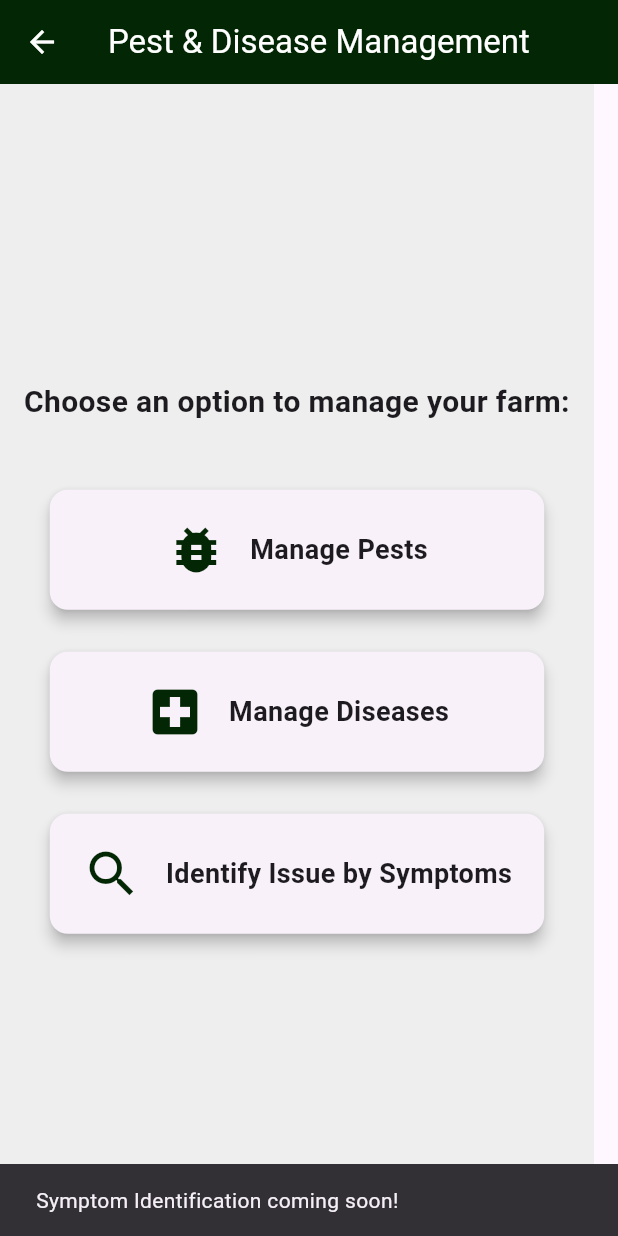
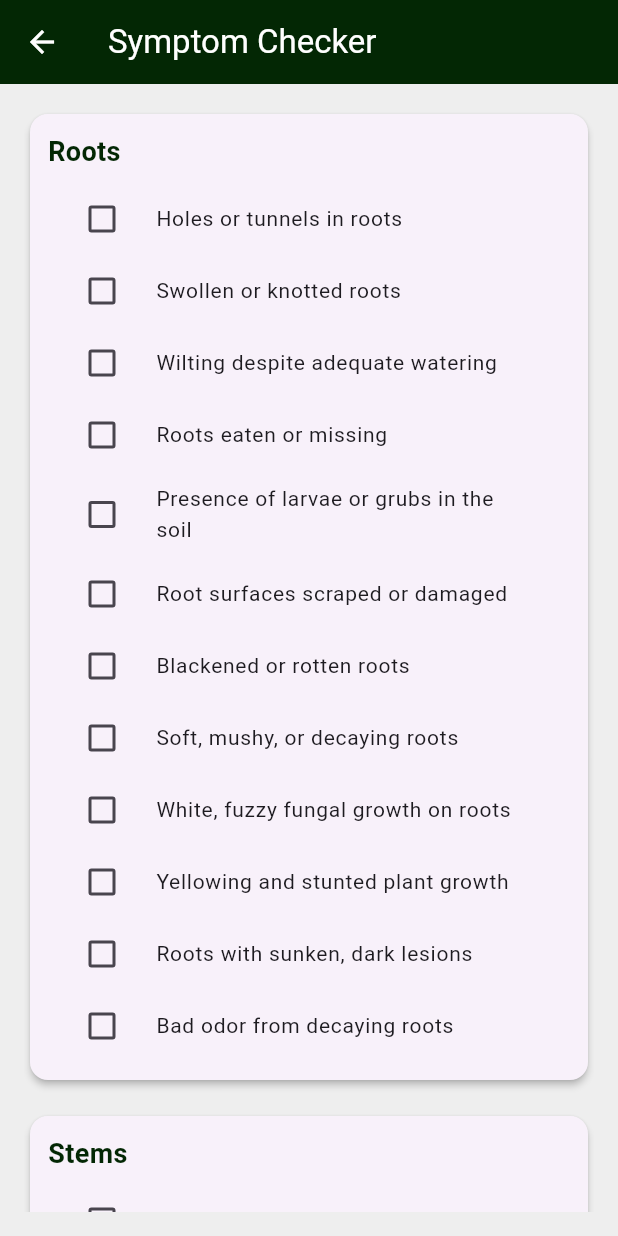
Before and after one commit to Fabrone/Kilimo-Mkononi, a Flutter app: the PestDiseaseHomePage screen opened directly, after a tap on "Identify Issue by Symptoms", on a phone screen of 412 x 824 dp. Run offline on Flutter 3.47's test engine with Material 3 defaults, Android fonts, the phone set to English and light mode, and no system bars; our stand-ins replace carousel_slider, cloud_firestore, csv, firebase_auth, firebase_core, fl_chart and 6 more; missing offline and left inert: flutter_pdfview, universal_html; accounts and stored records are empty.

Commit message:
Added the page to analyze plants issue via symptoms

```diff
--- a/lib/screens/pests_diseases_home.dart
+++ b/lib/screens/pests_diseases_home.dart
@@ -1,13 +1,14 @@
 import 'package:flutter/material.dart';
 import 'package:kilimomkononi/screens/pest_management.dart';
 import 'package:kilimomkononi/screens/disease_management_page.dart';
+import 'package:kilimomkononi/screens/symptom_checker_page.dart';
 
 class PestDiseaseHomePage extends StatelessWidget {
   const PestDiseaseHomePage({super.key});
 
   @override
   Widget build(BuildContext context) {
-    final scaffoldMessenger = ScaffoldMessenger.of(context);
+    ScaffoldMessenger.of(context);
 
     return Scaffold(
       appBar: AppBar(
@@ -54,11 +55,10 @@ class PestDiseaseHomePage extends StatelessWidget {
               context,
               'Identify Issue by Symptoms',
               Icons.search,
-              () {
-                scaffoldMessenger.showSnackBar(
-                  const SnackBar(content: Text('Symptom Identification coming soon!')),
-                );
-              }, // Placeholder
+              () => Navigator.push(
+                context,
+                MaterialPageRoute(builder: (context) => const SymptomCheckerPage()),
+              ),
             ),
           ],
         ),
--- /dev/null
+++ b/lib/screens/symptom_checker_page.dart
@@ -0,0 +1,306 @@
+import 'package:flutter/material.dart';
+import 'package:kilimomkononi/screens/pest_management.dart';
+import 'package:kilimomkononi/screens/disease_management_page.dart';
+
+class SymptomCheckerPage extends StatefulWidget {
+  const SymptomCheckerPage({super.key});
+
+  @override
+  State<SymptomCheckerPage> createState() => _SymptomCheckerPageState();
+}
+
+class _SymptomCheckerPageState extends State<SymptomCheckerPage> {
+  // Symptom data organized by plant section and pest/disease
+  final Map<String, Map<String, List<String>>> symptoms = {
+    'Roots': {
+      'Pests': [
+        'Holes or tunnels in roots',
+        'Swollen or knotted roots',
+        'Wilting despite adequate watering',
+        'Roots eaten or missing',
+        'Presence of larvae or grubs in the soil',
+        'Root surfaces scraped or damaged',
+      ],
+      'Diseases': [
+        'Blackened or rotten roots',
+        'Soft, mushy, or decaying roots',
+        'White, fuzzy fungal growth on roots',
+        'Yellowing and stunted plant growth',
+        'Roots with sunken, dark lesions',
+        'Bad odor from decaying roots',
+      ],
+    },
+    'Stems': {
+      'Pests': [
+        'Holes bored into stems',
+        'Girdling or ring-like damage around stems',
+        'Sawdust-like material around stem base',
+        'Visible caterpillars or borers inside stems',
+        'Stems chewed or snapped',
+        'Galls or unusual swellings on stems',
+      ],
+      'Diseases': [
+        'Dark, sunken lesions or cankers on stems',
+        'White or gray mold on stems',
+        'Stems cracking or splitting abnormally',
+        'Oozing or gummy sap from the stem',
+        'Black streaks or rotting at the base of stems',
+        'Stems drying and becoming brittle',
+      ],
+    },
+    'Leaves': {
+      'Pests': [
+        'Holes or irregular chewing marks',
+        'Skeletonized leaves (only veins left)',
+        'Webbing or silky threads on leaves',
+        'Sticky, shiny substance (honeydew) on leaves',
+        'Small insects seen crawling on or under leaves',
+        'Leaves curling, crinkling, or rolling up',
+      ],
+      'Diseases': [
+        'Yellowing or browning of leaves (not from aging)',
+        'Powdery white or gray coating on leaves',
+        'Black, brown, or yellow spots with halos',
+        'Water-soaked lesions on leaves',
+        'Leaves wilting and falling prematurely',
+        'Sooty black coating on leaf surfaces',
+      ],
+    },
+    'Fruits/Grains': {
+      'Pests': [
+        'Small holes or tunnels in fruits or grains',
+        'Worms or larvae inside the fruit/grain',
+        'Fruits with chewed or missing parts',
+        'Discoloration or deformities on grains',
+        'Silky webbing on stored grains',
+        'Fruits dropping before ripening',
+      ],
+      'Diseases': [
+        'Sunken, black, or brown spots on fruits',
+        'Soft, mushy, or rotting fruits',
+        'Fungal growth (white, gray, or black mold) on fruit surfaces',
+        'Grains appearing shriveled or discolored',
+        'Fruits cracking or developing lesions',
+        'Bad odor or fermentation from rotting produce',
+      ],
+    },
+  };
+
+  // Store selected symptoms
+  Map<String, List<bool>> selectedSymptoms = {
+    'Roots': [],
+    'Stems': [],
+    'Leaves': [],
+    'Fruits/Grains': [],
+  };
+
+  bool _isLoading = false;
+
+  @override
+  void initState() {
+    super.initState();
+    // Initialize selectedSymptoms with false for each symptom
+    symptoms.forEach((section, categories) {
+      int totalSymptoms = categories['Pests']!.length + categories['Diseases']!.length;
+      selectedSymptoms[section] = List.filled(totalSymptoms, false);
+    });
+  }
+
+  void _analyzeSymptoms() async {
+    setState(() => _isLoading = true);
+
+    // Simulate analysis delay
+    await Future.delayed(const Duration(seconds: 2));
+
+    int pestCount = 0;
+    int diseaseCount = 0;
+    int totalSelected = 0;
+
+    symptoms.forEach((section, categories) {
+      List<String> allSymptoms = [...categories['Pests']!, ...categories['Diseases']!];
+      for (int i = 0; i < allSymptoms.length; i++) {
+        if (selectedSymptoms[section]![i]) {
+          totalSelected++;
+          if (i < categories['Pests']!.length) {
+            pestCount++;
+          } else {
+            diseaseCount++;
+          }
+        }
+      }
+    });
+
+    String resultMessage;
+    Widget navigationButton;
+
+    if (totalSelected == 0) {
+      resultMessage = 'Please select at least one symptom to analyze.';
+      navigationButton = const SizedBox.shrink(); // No button
+    } else {
+      double pestPercentage = (pestCount / totalSelected) * 100;
+      double diseasePercentage = (diseaseCount / totalSelected) * 100;
+
+      if (pestPercentage >= 60) {
+        resultMessage = 'After analysis of your selected symptoms, the chances are that your crop is Pest affected.';
+        navigationButton = ElevatedButton(
+          onPressed: () => Navigator.push(context, MaterialPageRoute(builder: (context) => const PestManagementPage())),
+          style: ElevatedButton.styleFrom(
+            backgroundColor: const Color.fromARGB(255, 3, 39, 4),
+            foregroundColor: Colors.white,
+          ),
+          child: const Text('Go Ahead to Manage Pest'),
+        );
+      } else if (diseasePercentage >= 60) {
+        resultMessage = 'After analysis of your selected symptoms, the chances are that your crop is Disease affected.';
+        navigationButton = ElevatedButton(
+          onPressed: () => Navigator.push(context, MaterialPageRoute(builder: (context) => const DiseaseManagementPage())),
+          style: ElevatedButton.styleFrom(
+            backgroundColor: const Color.fromARGB(255, 3, 39, 4),
+            foregroundColor: Colors.white,
+          ),
+          child: const Text('Go Ahead to Manage Disease'),
+        );
+      } else {
+        resultMessage = 'The symptoms suggest it could be either a pest or disease. Please explore both options.';
+        navigationButton = Row(
+          mainAxisAlignment: MainAxisAlignment.center,
+          children: [
+            ElevatedButton(
+              onPressed: () => Navigator.push(context, MaterialPageRoute(builder: (context) => const PestManagementPage())),
+              style: ElevatedButton.styleFrom(
+                backgroundColor: const Color.fromARGB(255, 3, 39, 4),
+                foregroundColor: Colors.white,
+              ),
+              child: const Text('Manage Pest'),
+            ),
+            const SizedBox(width: 16),
+            ElevatedButton(
+              onPressed: () => Navigator.push(context, MaterialPageRoute(builder: (context) => const DiseaseManagementPage())),
+              style: ElevatedButton.styleFrom(
+                backgroundColor: const Color.fromARGB(255, 3, 39, 4),
+                foregroundColor: Colors.white,
+              ),
+              child: const Text('Manage Disease'),
+            ),
+          ],
+        );
+      }
+    }
+
+    setState(() => _isLoading = false);
+
+    // Check if the widget is still mounted before using context
+    if (mounted) {
+      showDialog(
+        context: context,
+        builder: (context) => AlertDialog(
+          title: const Text('Analysis Result'),
+          content: Text(resultMessage),
+          actions: [
+            navigationButton,
+            TextButton(
+              onPressed: () => Navigator.pop(context),
+              child: const Text('Close'),
+            ),
+          ],
+        ),
+      );
+    }
+  }
+
+  @override
+  Widget build(BuildContext context) {
+    return Scaffold(
+      appBar: AppBar(
+        title: const Text('Symptom Checker', style: TextStyle(color: Colors.white)),
+        backgroundColor: const Color.fromARGB(255, 3, 39, 4),
+        foregroundColor: Colors.white,
+      ),
+      body: Stack(
+        children: [
+          Container(
+            color: Colors.grey[200],
+            padding: const EdgeInsets.all(16.0),
+            child: SingleChildScrollView(
+              child: Column(
+                crossAxisAlignment: CrossAxisAlignment.start,
+                children: [
+                  _buildSection('Roots'),
+                  const SizedBox(height: 16),
+                  _buildSection('Stems'),
+                  const SizedBox(height: 16),
+                  _buildSection('Leaves'),
+                  const SizedBox(height: 16),
+                  _buildSection('Fruits/Grains'),
+                  const SizedBox(height: 24),
+                  Center(
+                    child: ElevatedButton(
+                      onPressed: _isLoading ? null : _analyzeSymptoms,
+                      style: ElevatedButton.styleFrom(
+                        backgroundColor: const Color.fromARGB(255, 3, 39, 4),
+                        foregroundColor: Colors.white,
+                        padding: const EdgeInsets.symmetric(horizontal: 24, vertical: 12),
+                        shape: RoundedRectangleBorder(borderRadius: BorderRadius.circular(12)),
+                      ),
+                      child: const Text('Analyze Symptoms', style: TextStyle(fontSize: 16)),
+                    ),
+                  ),
+                ],
+              ),
+            ),
+          ),
+          if (_isLoading)
+            Container(
+              color: Colors.black54,
+              child: const Center(
+                child: CircularProgressIndicator(
+                  valueColor: AlwaysStoppedAnimation<Color>(Color.fromARGB(255, 3, 39, 4)),
+                ),
+              ),
+            ),
+        ],
+      ),
+    );
+  }
+
+  Widget _buildSection(String section) {
+    final pestSymptoms = symptoms[section]!['Pests']!;
+    final diseaseSymptoms = symptoms[section]!['Diseases']!;
+    final allSymptoms = [...pestSymptoms, ...diseaseSymptoms];
+
+    return Card(
+      elevation: 2,
+      shape: RoundedRectangleBorder(borderRadius: BorderRadius.circular(12)),
+      child: Padding(
+        padding: const EdgeInsets.all(12.0),
+        child: Column(
+          crossAxisAlignment: CrossAxisAlignment.start,
+          children: [
+            Text(
+              section,
+              style: const TextStyle(fontSize: 18, fontWeight: FontWeight.bold, color: Color.fromARGB(255, 3, 39, 4)),
+            ),
+            const SizedBox(height: 8),
+            ...List.generate(allSymptoms.length, (index) {
+              return CheckboxListTile(
+                title: Text(
+                  allSymptoms[index],
+                  style: const TextStyle(fontSize: 14),
+                ),
+                value: selectedSymptoms[section]![index],
+                onChanged: (bool? value) {
+                  setState(() {
+                    selectedSymptoms[section]![index] = value!;
+                  });
+                },
+                activeColor: const Color.fromARGB(255, 3, 39, 4),
+                controlAffinity: ListTileControlAffinity.leading,
+                dense: true,
+              );
+            }),
+          ],
+        ),
+      ),
+    );
+  }
+}
```
Also changed, not shown: lib/screens/manuals_page.dart (deleted).
